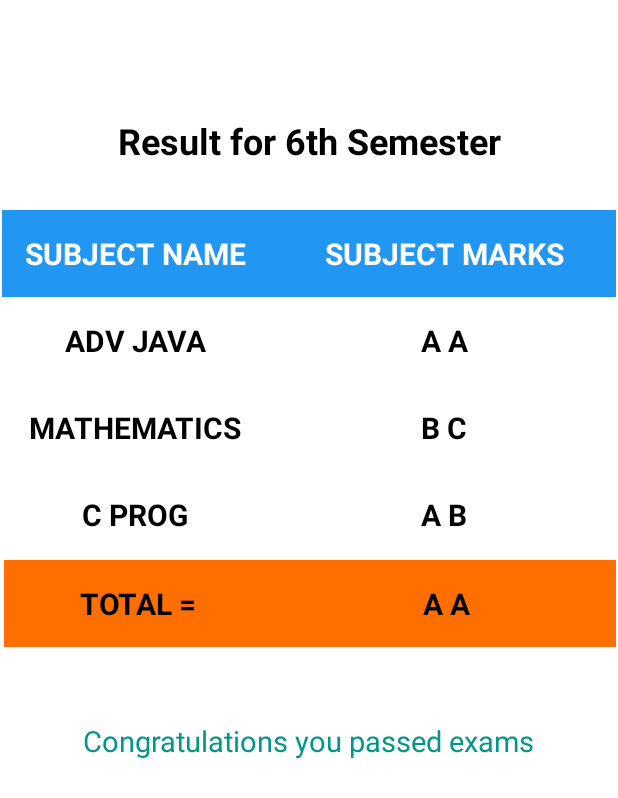
After one commit to jeet2610/student_app, an Android app: the ResultFragment screen opened through its navigation route, on a phone screen of 412 x 824 dp. The commit adds this screen. Shown: the top 798 px of the screen. Run offline under Robolectric (Android 15) with nearby library versions, the phone set to English and light mode, and no system bars; our stand-ins replace Firebase (no records; nobody signed in at launch, a user with empty details on screens opened directly).

Commit message:
added result

```diff
--- a/app/build.gradle
+++ b/app/build.gradle
@@ -23,7 +23,7 @@ android {
         }
 
         python {
-            buildPython "C:/Users/MIRAGE/AppData/Local/Programs/Python/Python38"
+            buildPython "C:/Python39/python.exe"
 
         }
 
--- a/app/src/main/java/com/example/student_app/MainActivity.kt
+++ b/app/src/main/java/com/example/student_app/MainActivity.kt
@@ -12,7 +12,7 @@ class MainActivity : AppCompatActivity() {
         setRequestedOrientation(ActivityInfo.SCREEN_ORIENTATION_PORTRAIT);
 
         setContentView(R.layout.activity_main)
-
+        supportActionBar?.hide()
         val navHostFragment =
             supportFragmentManager.findFragmentById(R.id.fragmentContainerView) as NavHostFragment
         val navController = navHostFragment.navController
--- /dev/null
+++ b/app/src/main/java/com/example/student_app/ResultFragment.kt
@@ -0,0 +1,59 @@
+package com.example.student_app
+
+import android.os.Bundle
+import androidx.fragment.app.Fragment
+import android.view.LayoutInflater
+import android.view.View
+import android.view.ViewGroup
+
+// TODO: Rename parameter arguments, choose names that match
+// the fragment initialization parameters, e.g. ARG_ITEM_NUMBER
+private const val ARG_PARAM1 = "param1"
+private const val ARG_PARAM2 = "param2"
+
+/**
+ * A simple [Fragment] subclass.
+ * Use the [ResultFragment.newInstance] factory method to
+ * create an instance of this fragment.
+ */
+class ResultFragment : Fragment() {
+    // TODO: Rename and change types of parameters
+    private var param1: String? = null
+    private var param2: String? = null
+
+    override fun onCreate(savedInstanceState: Bundle?) {
+        super.onCreate(savedInstanceState)
+        arguments?.let {
+            param1 = it.getString(ARG_PARAM1)
+            param2 = it.getString(ARG_PARAM2)
+        }
+    }
+
+    override fun onCreateView(
+        inflater: LayoutInflater, container: ViewGroup?,
+        savedInstanceState: Bundle?
+    ): View? {
+        // Inflate the layout for this fragment
+        return inflater.inflate(R.layout.fragment_result, container, false)
+    }
+
+    companion object {
+        /**
+         * Use this factory method to create a new instance of
+         * this fragment using the provided parameters.
+         *
+         * @param param1 Parameter 1.
+         * @param param2 Parameter 2.
+         * @return A new instance of fragment ResultFragment.
+         */
+        // TODO: Rename and change types and number of parameters
+        @JvmStatic
+        fun newInstance(param1: String, param2: String) =
+            ResultFragment().apply {
+                arguments = Bundle().apply {
+                    putString(ARG_PARAM1, param1)
+                    putString(ARG_PARAM2, param2)
+                }
+            }
+    }
+}
--- a/app/src/main/java/com/example/student_app/home_page.kt
+++ b/app/src/main/java/com/example/student_app/home_page.kt
@@ -1,19 +1,18 @@
 package com.example.student_app
 
 import android.content.ContentValues.TAG
-import android.media.metrics.Event
 import android.os.Bundle
 import android.util.Log
-import android.view.LayoutInflater
-import android.view.View
-import android.view.ViewGroup
+import android.view.*
 import android.widget.ImageView
+
 import android.widget.TextView
+import android.widget.Toast
+import androidx.appcompat.app.AppCompatActivity
 import androidx.cardview.widget.CardView
 import androidx.fragment.app.Fragment
 import androidx.navigation.findNavController
 import androidx.navigation.fragment.findNavController
-import com.google.firebase.auth.FirebaseUser
 import com.google.firebase.auth.ktx.auth
 import com.google.firebase.firestore.FirebaseFirestore
 import com.google.firebase.ktx.Firebase
@@ -29,10 +28,12 @@ class home_page : Fragment() {
     lateinit var email: String
     lateinit var phonenumber : String
     lateinit var Eventcard : CardView
+    lateinit var ResultCard : CardView
 
 
     override fun onCreate(savedInstanceState: Bundle?) {
         super.onCreate(savedInstanceState)
+
         arguments?.let {
 
         }
@@ -48,7 +49,10 @@ class home_page : Fragment() {
         UserPhoneTextView = view.findViewById(R.id.UserPhoneNumberTextView)
         UserEmailTextView = view.findViewById(R.id.UserEmailTextView)
         ChatImageView = view.findViewById(R.id.ChatImageButton)
-
+        ResultCard = view.findViewById(R.id.ResultCardView)
+        ResultCard.setOnClickListener{
+            view.findNavController().navigate(R.id.resultFragment)
+        }
 
 
 
@@ -87,10 +91,11 @@ class home_page : Fragment() {
 
         }
 
-
+        ChatImageView.setOnClickListener{
+            view.findNavController().navigate(R.id.chat_Fragment)
+        }
 
         return view
     }
 
-
 }
--- a/app/src/main/res/drawable/ic_baseline_chat_24.xml
+++ b/app/src/main/res/drawable/ic_baseline_chat_24.xml
@@ -1,5 +1,10 @@
-<vector android:height="30dp" android:tint="?attr/colorControlNormal"
-    android:viewportHeight="24" android:viewportWidth="24"
-    android:width="30dp" xmlns:android="http://schemas.android.com/apk/res/android">
-    <path android:fillColor="@android:color/white" android:pathData="M20,2L4,2c-1.1,0 -1.99,0.9 -1.99,2L2,22l4,-4h14c1.1,0 2,-0.9 2,-2L22,4c0,-1.1 -0.9,-2 -2,-2zM6,9h12v2L6,11L6,9zM14,14L6,14v-2h8v2zM18,8L6,8L6,6h12v2z"/>
+<vector xmlns:android="http://schemas.android.com/apk/res/android"
+    android:width="24dp"
+    android:height="24dp"
+    android:viewportWidth="24"
+    android:viewportHeight="24"
+    android:tint="?attr/colorControlNormal">
+  <path
+      android:fillColor="@android:color/white"
+      android:pathData="M20,2L4,2c-1.1,0 -1.99,0.9 -1.99,2L2,22l4,-4h14c1.1,0 2,-0.9 2,-2L22,4c0,-1.1 -0.9,-2 -2,-2zM6,9h12v2L6,11L6,9zM14,14L6,14v-2h8v2zM18,8L6,8L6,6h12v2z"/>
 </vector>
--- /dev/null
+++ b/app/src/main/res/drawable/receive_round_box.xml
@@ -0,0 +1,9 @@
+<?xml version="1.0" encoding="utf-8"?>
+<shape xmlns:android="http://schemas.android.com/apk/res/android">
+    <corners
+        android:bottomLeftRadius="20dp"
+        android:bottomRightRadius="20dp"
+        android:topLeftRadius="0dp"
+        android:topRightRadius="20dp" />
+
+</shape>
--- /dev/null
+++ b/app/src/main/res/drawable/round_button.xml
@@ -0,0 +1,5 @@
+<?xml version="1.0" encoding="utf-8"?>
+<shape xmlns:android="http://schemas.android.com/apk/res/android">
+    <corners android:radius="20dp" />
+
+</shape>
--- /dev/null
+++ b/app/src/main/res/drawable/send_round_box.xml
@@ -0,0 +1,9 @@
+<?xml version="1.0" encoding="utf-8"?>
+<shape xmlns:android="http://schemas.android.com/apk/res/android">
+    <corners
+        android:bottomLeftRadius="20dp"
+        android:bottomRightRadius="0dp"
+        android:topLeftRadius="20dp"
+        android:topRightRadius="20dp" />
+
+</shape>
--- a/app/src/main/res/layout/fragment_chat_.xml
+++ b/app/src/main/res/layout/fragment_chat_.xml
@@ -1,9 +1,11 @@
 <?xml version="1.0" encoding="utf-8"?>
-<FrameLayout xmlns:android="http://schemas.android.com/apk/res/android"
+<FrameLayout
+    xmlns:android="http://schemas.android.com/apk/res/android"
     xmlns:tools="http://schemas.android.com/tools"
     xmlns:app="http://schemas.android.com/apk/res-auto"
     android:layout_width="match_parent"
     android:layout_height="match_parent"
+    android:layout_margin="30dp"
     tools:context=".chat_Fragment">
 
     <com.samsao.messageui.views.MessagesWindow
--- a/app/src/main/res/layout/fragment_home_page.xml
+++ b/app/src/main/res/layout/fragment_home_page.xml
@@ -1,5 +1,6 @@
 <?xml version="1.0" encoding="utf-8"?>
-<androidx.constraintlayout.widget.ConstraintLayout xmlns:android="http://schemas.android.com/apk/res/android"
+<androidx.constraintlayout.widget.ConstraintLayout
+    xmlns:android="http://schemas.android.com/apk/res/android"
     xmlns:app="http://schemas.android.com/apk/res-auto"
     xmlns:tools="http://schemas.android.com/tools"
     android:layout_width="match_parent"
@@ -51,15 +52,12 @@
             android:id="@+id/ChatImageButton"
             android:layout_width="wrap_content"
             android:layout_height="wrap_content"
-
+            android:layout_marginTop="10dp"
             android:layout_gravity="center"
             android:layout_marginLeft="170dp"
             android:src="@drawable/ic_baseline_chat_24" />
 
     </LinearLayout>
-
-
-
 
         <TextView
             android:id="@+id/UsernameTextview"
@@ -123,7 +121,7 @@
         app:layout_constraintTop_toBottomOf="@+id/linearLayoutCompat2">
 
         <androidx.cardview.widget.CardView
-            android:id="@+id/cardView2"
+            android:id="@+id/ResultCardView"
             android:layout_width="150dp"
             android:layout_height="160dp"
             android:layout_marginLeft="10dp"
@@ -323,7 +321,4 @@
 
         </androidx.appcompat.widget.LinearLayoutCompat>
     </ScrollView>
-
-
-
 </androidx.constraintlayout.widget.ConstraintLayout>
--- /dev/null
+++ b/app/src/main/res/layout/fragment_result.xml
@@ -0,0 +1,158 @@
+<?xml version="1.0" encoding="utf-8"?>
+<androidx.constraintlayout.widget.ConstraintLayout xmlns:android="http://schemas.android.com/apk/res/android"
+    xmlns:app="http://schemas.android.com/apk/res-auto"
+    xmlns:tools="http://schemas.android.com/tools"
+    android:layout_width="match_parent"
+    android:layout_height="match_parent"
+    tools:context=".ResultFragment">
+
+    <TextView
+        android:id="@+id/ResultTextview"
+        android:layout_width="wrap_content"
+        android:layout_height="wrap_content"
+        android:layout_margin="30dp"
+        android:layout_marginTop="50dp"
+        android:text="Result for 6th Semester"
+        android:textColor="@color/black"
+        android:textSize="24sp"
+        android:textStyle="bold"
+
+        app:layout_constraintEnd_toEndOf="parent"
+
+        app:layout_constraintHorizontal_bias="0.5"
+        app:layout_constraintStart_toStartOf="parent"
+        app:layout_constraintTop_toTopOf="parent" />
+
+    <TableLayout
+        android:id="@+id/tableLayout"
+        android:layout_width="411dp"
+        android:layout_height="wrap_content"
+        android:layout_margin="30dp"
+        android:layout_marginTop="30dp"
+        android:stretchColumns="1"
+        app:layout_constraintLeft_toLeftOf="parent"
+        app:layout_constraintRight_toRightOf="parent"
+        app:layout_constraintTop_toBottomOf="@id/ResultTextview">
+
+        <TableRow android:background="#2196F3">
+
+            <TextView
+                android:gravity="center"
+                android:padding="15dp"
+                android:text="Subject Name"
+                android:textAllCaps="true"
+                android:textColor="#ffff"
+                android:textSize="20sp"
+                android:textStyle="bold" />
+
+            <TextView
+
+                android:gravity="center"
+                android:padding="15dp"
+                android:text="Subject Marks"
+                android:textAllCaps="true"
+                android:textColor="#ffff"
+                android:textSize="20sp"
+                android:textStyle="bold" />
+        </TableRow>
+
+        <TableRow>
+
+            <TextView
+                android:gravity="center"
+                android:padding="15dp"
+                android:text="Adv Java"
+                android:textAllCaps="true"
+                android:textColor="@color/black"
+                android:textSize="20sp"
+                android:textStyle="bold" />
+
+            <TextView
+                android:gravity="center"
+                android:padding="15dp"
+                android:text="A A"
+                android:textAllCaps="true"
+                android:textColor="@color/black"
+                android:textSize="20sp"
+                android:textStyle="bold" />
+        </TableRow>
+
+        <TableRow>
+
+            <TextView
+                android:gravity="center"
+                android:padding="15dp"
+                android:text="Mathematics"
+                android:textAllCaps="true"
+                android:textColor="@color/black"
+                android:textSize="20sp"
+                android:textStyle="bold" />
+
+            <TextView
+                android:gravity="center"
+                android:padding="15dp"
+                android:text="B C"
+                android:textAllCaps="true"
+                android:textColor="@color/black"
+                android:textSize="20sp"
+                android:textStyle="bold" />
+        </TableRow>
+
+        <TableRow>
+
+            <TextView
+                android:gravity="center"
+                android:padding="15dp"
+                android:text="C Prog"
+                android:textAllCaps="true"
+                android:textColor="@color/black"
+                android:textSize="20sp"
+                android:textStyle="bold" />
+
+            <TextView
+                android:gravity="center"
+                android:padding="15dp"
+                android:text="A B"
+                android:textAllCaps="true"
+                android:textColor="@color/black"
+                android:textSize="20sp"
+                android:textStyle="bold" />
+        </TableRow>
+
+        <TableRow
+            android:layout_margin="1dp"
+            android:background="#ff6f00">
+
+            <TextView
+                android:gravity="center"
+                android:padding="15dp"
+                android:text="Total ="
+                android:textAllCaps="true"
+                android:textColor="@color/black"
+                android:textSize="20sp"
+                android:textStyle="bold" />
+
+            <TextView
+                android:gravity="center"
+                android:padding="15dp"
+                android:text="A A"
+                android:textAllCaps="true"
+                android:textColor="@color/black"
+                android:textSize="20sp"
+                android:textStyle="bold" />
+        </TableRow>
+    </TableLayout>
+
+    <TextView
+        android:layout_width="wrap_content"
+        android:layout_height="wrap_content"
+        android:layout_marginTop="48dp"
+        android:text="Congratulations you passed exams"
+        android:textColor="#009688"
+        android:textSize="19sp"
+        app:layout_constraintLeft_toLeftOf="parent"
+        app:layout_constraintRight_toRightOf="parent"
+        app:layout_constraintTop_toBottomOf="@+id/tableLayout" />
+
+
+</androidx.constraintlayout.widget.ConstraintLayout>
--- a/app/src/main/res/navigation/navigation.xml
+++ b/app/src/main/res/navigation/navigation.xml
@@ -25,6 +25,9 @@
         <action
             android:id="@+id/action_home_page_to_chat_Fragment"
             app:destination="@id/chat_Fragment" />
+        <action
+            android:id="@+id/action_home_page_to_resultFragment"
+            app:destination="@id/resultFragment" />
     </fragment>
     <fragment
         android:id="@+id/eventFragment"
@@ -36,4 +39,9 @@
         android:name="com.example.student_app.chat_Fragment"
         android:label="fragment_chat_"
         tools:layout="@layout/fragment_chat_" />
+    <fragment
+        android:id="@+id/resultFragment"
+        android:name="com.example.student_app.ResultFragment"
+        android:label="fragment_result"
+        tools:layout="@layout/fragment_result" />
 </navigation>
--- a/app/src/main/res/values/colors.xml
+++ b/app/src/main/res/values/colors.xml
@@ -8,4 +8,5 @@
     <color name="black">#FF000000</color>
     <color name="white">#FFFFFFFF</color>
     <color name="grey">#BDBDBD</color>
+    <color name="colorAccent">#FF7043</color>
 </resources>
--- a/build.gradle
+++ b/build.gradle
@@ -6,7 +6,7 @@ buildscript {
         maven { url "https://chaquo.com/maven" }
     }
     dependencies {
-        classpath 'com.android.tools.build:gradle:7.1.0'
+        classpath 'com.android.tools.build:gradle:7.0.2'
         classpath 'org.jetbrains.kotlin:kotlin-gradle-plugin:1.6.10'
         classpath 'com.google.gms:google-services:4.3.10'
         classpath "com.chaquo.python:gradle:10.0.1"
```
